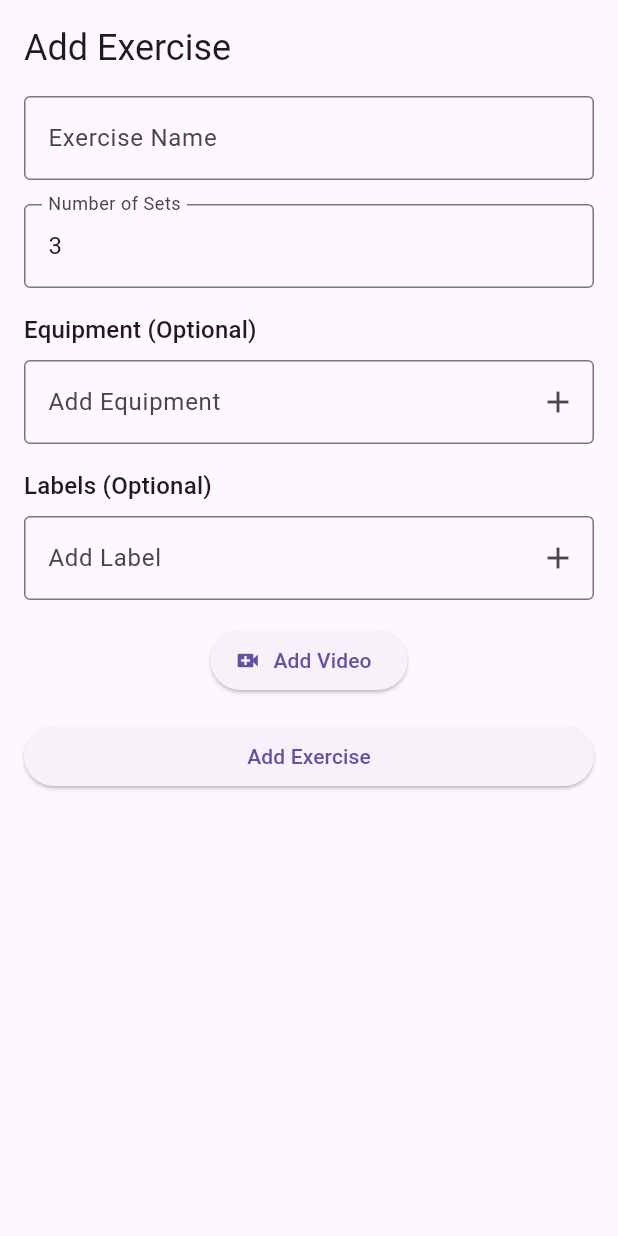
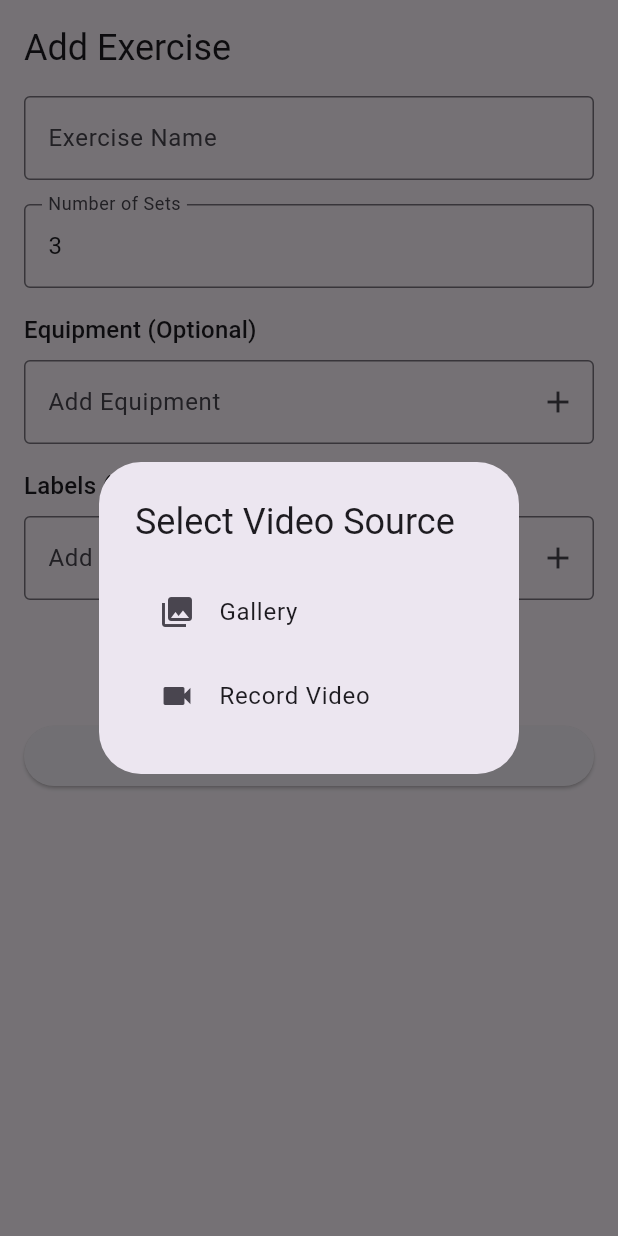
Before and after one commit to sazboxai/ai_video, a Flutter app: the AddExerciseSheet widget shown alone on an empty page, opened directly with empty values, after a tap on "Add Video", on a phone screen of 412 x 824 dp. Run offline on Flutter 3.47's test engine with Material 3 defaults, Android fonts, the light colour scheme and no system bars; our stand-ins replace cloud_firestore, cloud_functions, firebase_auth, firebase_core, firebase_storage, flutter_dotenv and 6 more; missing offline and left inert: imgly_editor, video_thumbnail; accounts and stored records are empty; generated files the repository leaves out were written again.

Commit message:
adding the selection for gallery

```diff
--- a/lib/features/trainer/widgets/add_exercise_sheet.dart
+++ b/lib/features/trainer/widgets/add_exercise_sheet.dart
@@ -105,10 +105,45 @@ class _AddExerciseSheetState extends State<AddExerciseSheet> {
     });
   }
 
-  Future<void> _pickVideo() async {
+  Future<void> _showVideoSourceDialog() async {
+    await showDialog(
+      context: context,
+      builder: (BuildContext context) {
+        return AlertDialog(
+          title: const Text('Select Video Source'),
+          content: Column(
+            mainAxisSize: MainAxisSize.min,
+            children: [
+              ListTile(
+                leading: const Icon(Icons.photo_library),
+                title: const Text('Gallery'),
+                onTap: () {
+                  Navigator.pop(context);
+                  _pickVideo(ImageSource.gallery);
+                },
+              ),
+              ListTile(
+                leading: const Icon(Icons.videocam),
+                title: const Text('Record Video'),
+                onTap: () {
+                  Navigator.pop(context);
+                  _pickVideo(ImageSource.camera);
+                },
+              ),
+            ],
+          ),
+        );
+      },
+    );
+  }
+
+  Future<void> _pickVideo(ImageSource source) async {
     try {
       final ImagePicker picker = ImagePicker();
-      final XFile? pickedFile = await picker.pickVideo(source: ImageSource.gallery);
+      final XFile? pickedFile = await picker.pickVideo(
+        source: source,
+        maxDuration: const Duration(minutes: 1), // Optional: limit video duration
+      );
 
       if (pickedFile != null) {
         final videoFile = File(pickedFile.path);
@@ -394,10 +429,9 @@ class _AddExerciseSheetState extends State<AddExerciseSheet> {
             ],
             const SizedBox(height: 16),
 
-            if (!_isEditing || _videoPath != null) ...[
             Center(
               child: ElevatedButton.icon(
-                  onPressed: _isUploading ? null : _pickVideo,
+                onPressed: _isUploading ? null : _showVideoSourceDialog,
                 icon: const Icon(Icons.video_call),
                 label: const Text('Add Video'),
               ),
@@ -412,7 +446,6 @@ class _AddExerciseSheetState extends State<AddExerciseSheet> {
                   fontWeight: FontWeight.bold,
                 ),
               ),
-              ],
             ],
             if (_isEditing && _videoPath == null && widget.exercise!.videoUrl != null) ...[
               const SizedBox(height: 8),
```
Also changed, not shown: 2 other files. Lines whose indentation alone changed are shown as unchanged.
